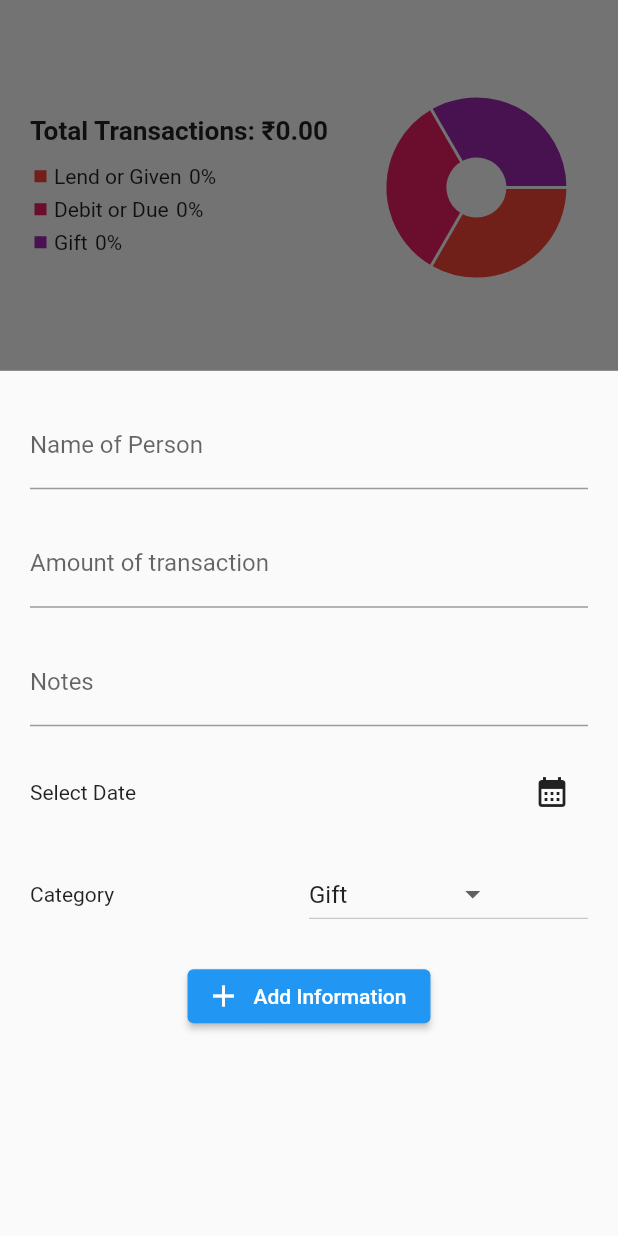
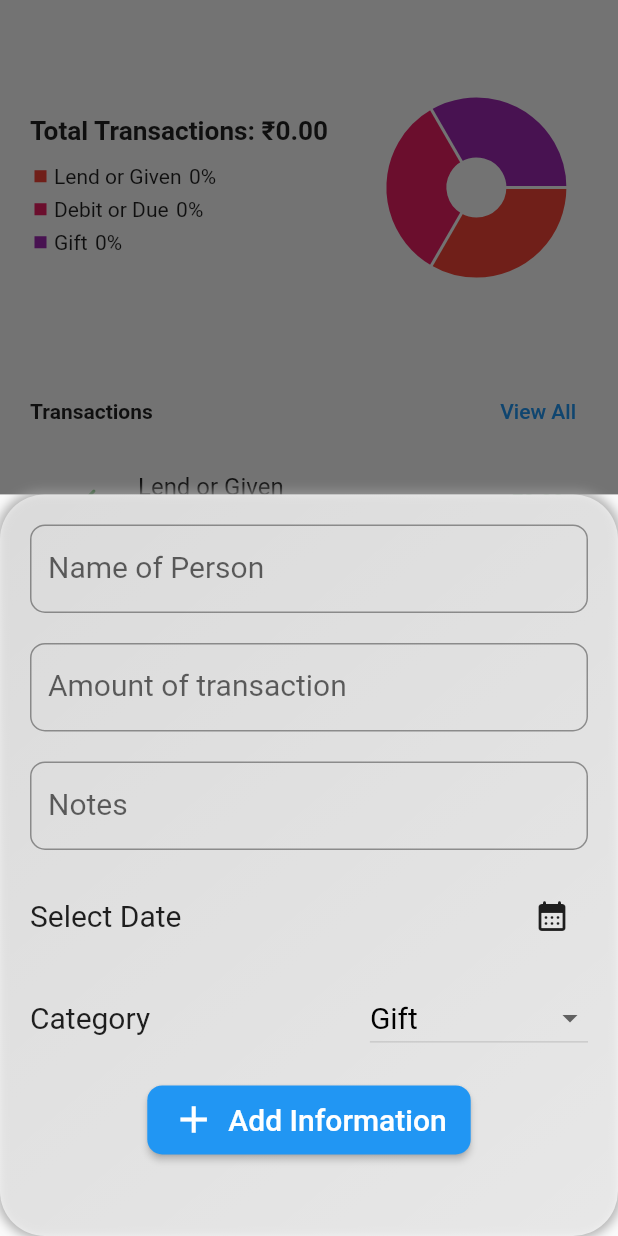
Before and after one commit to ShaTir24/TrackExp, a Flutter app: the TransactionScreen screen opened by its route, after a tap on the "currency rupee" icon, on a phone screen of 412 x 824 dp. Run offline on Flutter 3.47's test engine with Material 2 defaults, Android fonts, the phone set to English and light mode, and no system bars; drawn by our look-alikes of fl_chart; our stand-ins replace sqflite; accounts and stored records are empty.

Commit message:
improving form ui

```diff
--- a/lib/widgets/lending_form.dart
+++ b/lib/widgets/lending_form.dart
@@ -39,7 +39,22 @@ class _LendingFormState extends State<LendingForm> {
   Widget build(BuildContext context) {
     final provider = Provider.of<DatabaseProvider>(context, listen: false);
     return Container(
-      height: MediaQuery.of(context).size.height * 0.7,
+      height: MediaQuery.of(context).size.height * 0.6,
+      decoration: BoxDecoration(
+        borderRadius: BorderRadius.circular(30),
+        boxShadow: [
+          BoxShadow(
+            color: Colors.grey.withOpacity(0.8),
+            spreadRadius: 2,
+            blurRadius: 5,
+          ),
+        ],
+        gradient: const LinearGradient(
+          colors: [Colors.white54, Colors.white70],
+          begin: Alignment.topLeft,
+          end: Alignment.bottomRight,
+        ),
+      ),
       padding: const EdgeInsets.all(20.0),
       child: SingleChildScrollView(
         child: Column(
@@ -47,50 +62,73 @@ class _LendingFormState extends State<LendingForm> {
             // title
             TextField(
               controller: _name,
-              decoration: const InputDecoration(
+              decoration: InputDecoration(
                   labelText: 'Name of Person',
+                  labelStyle: TextStyle(
+                    fontSize: 20,
                   ),
+                  hintText: 'Enter Name',
+                  border: OutlineInputBorder(
+                    borderRadius: BorderRadius.circular(10.0),
+                  )),
             ),
             const SizedBox(height: 20.0),
             // amount
             TextField(
               controller: _amount,
               keyboardType: TextInputType.number,
-              decoration: const InputDecoration(
+              decoration: InputDecoration(
                   labelText: 'Amount of transaction',
+                  labelStyle: TextStyle(
+                    fontSize: 20,
                   ),
+                  hintText: 'Enter Amount',
+                  border: OutlineInputBorder(
+                    borderRadius: BorderRadius.circular(10.0),
+                  )),
             ),
             const SizedBox(height: 20.0),
             // amount
             TextField(
               controller: _notes,
-              decoration: const InputDecoration(
+              decoration: InputDecoration(
                   labelText: 'Notes',
+                  labelStyle: TextStyle(
+                    fontSize: 20,
                   ),
+                  hintText: 'Enter Note',
+                  border: OutlineInputBorder(
+                    borderRadius: BorderRadius.circular(10.0),
+                  )),
             ),
             const SizedBox(height: 20.0),
             // date picker
             Row(
+              mainAxisAlignment: MainAxisAlignment.spaceBetween,
               children: [
-                Expanded(
-                  child: Text(_date != null
+                Text(
+                  _date != null
                       ? DateFormat('MMMM dd, yyyy').format(_date!)
-                      : 'Select Date'),
+                      : 'Select Date',
+                  style: const TextStyle(fontSize: 20.0, color: Colors.black87),
                 ),
                 IconButton(
                   onPressed: () => _pickDate(),
-                  icon: const Icon(Icons.calendar_month),
+                  icon: const Icon(Icons.calendar_month_rounded),
                 ),
               ],
             ),
             const SizedBox(height: 20.0),
             // category
             Row(
-              mainAxisAlignment: MainAxisAlignment.start,
+              mainAxisAlignment: MainAxisAlignment.spaceBetween,
               children: [
-                const Expanded(child: Text('Category')),
-                Expanded(
-                  child: DropdownButton(
+                const Expanded(
+                    child: Text(
+                  'Category',
+                  style: TextStyle(fontSize: 20.0, color: Colors.black87),
+                )),
+                DropdownButton(
                   items: transactions.keys
                       .map(
                         (e) => DropdownMenuItem(
@@ -99,13 +137,19 @@ class _LendingFormState extends State<LendingForm> {
                         ),
                       )
                       .toList(),
+                  style: const TextStyle(
+                    fontSize: 20,
+                    color: Colors.black,
+                  ),
+                  elevation: 4,
+                  dropdownColor: Color.fromARGB(220, 255, 255, 255),
+                  borderRadius: BorderRadius.circular(10.0),
                   value: _initialValue,
                   onChanged: (newValue) {
                     setState(() {
                       _initialValue = newValue!;
                     });
                   },
-                  ),
                 ),
               ],
             ),
@@ -128,8 +172,21 @@ class _LendingFormState extends State<LendingForm> {
                   Navigator.of(context).pop();
                 }
               },
-              icon: const Icon(Icons.add),
-              label: const Text('Add Information'),
+              icon: const Icon(Icons.add, size: 30,),
+              label: const Text('Add Information',
+              style: TextStyle(
+                fontSize: 20,
+              ),),
+              style: ButtonStyle(
+                padding: MaterialStateProperty.all<EdgeInsets>(
+                  const EdgeInsets.symmetric(horizontal: 16, vertical: 8),
+                ),
+                shape: MaterialStateProperty.all<RoundedRectangleBorder>(
+                  RoundedRectangleBorder(
+                    borderRadius: BorderRadius.circular(10),
+                  ),
+                ),
+              ),
             ),
           ],
         ),
```
Also changed, not shown: lib/widgets/expense_form.dart (+68 -8 lines), lib/widgets/expense_screen/confirm_box.dart (+10 -2 lines), lib/widgets/lending_screen/confirm_box.dart (+10 -2 lines), lib/widgets/limits_box.dart (+19 -6 lines), lib/widgets/name_screen/confirm_box.dart (+10 -2 lines). Lines whose indentation alone changed are shown as unchanged.
